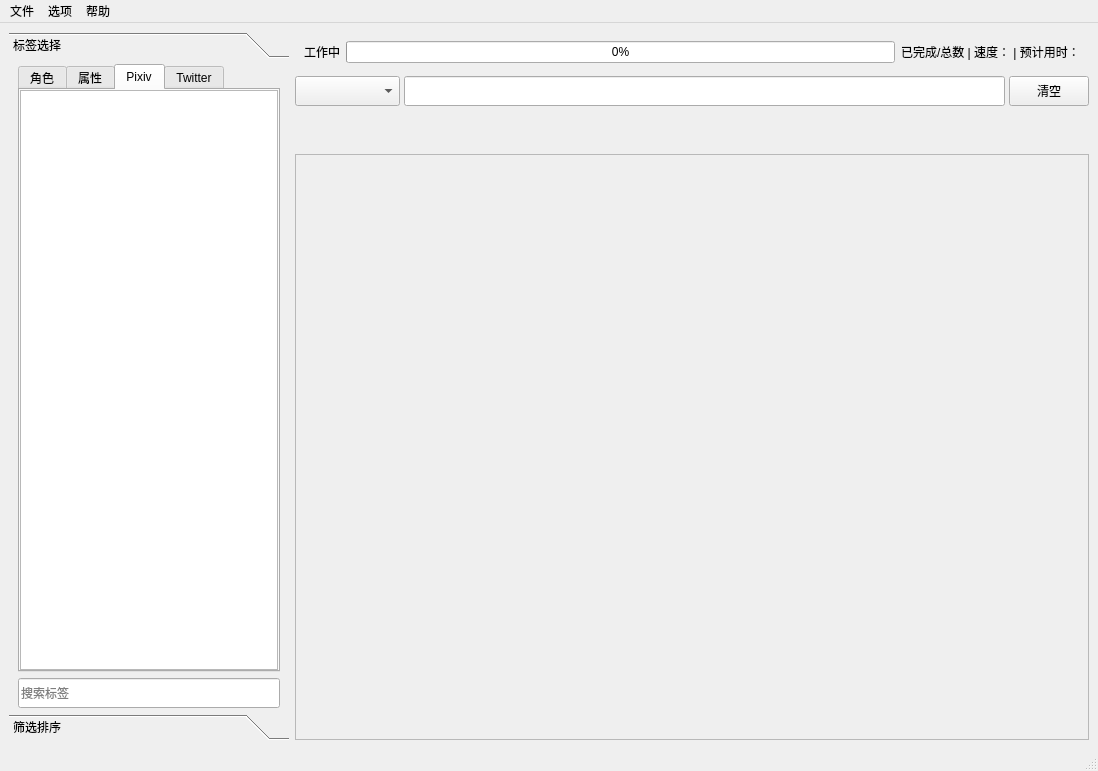
Qt form src/ui/main_window.ui (R4nd5tr/waifu_gallery) before a commit.
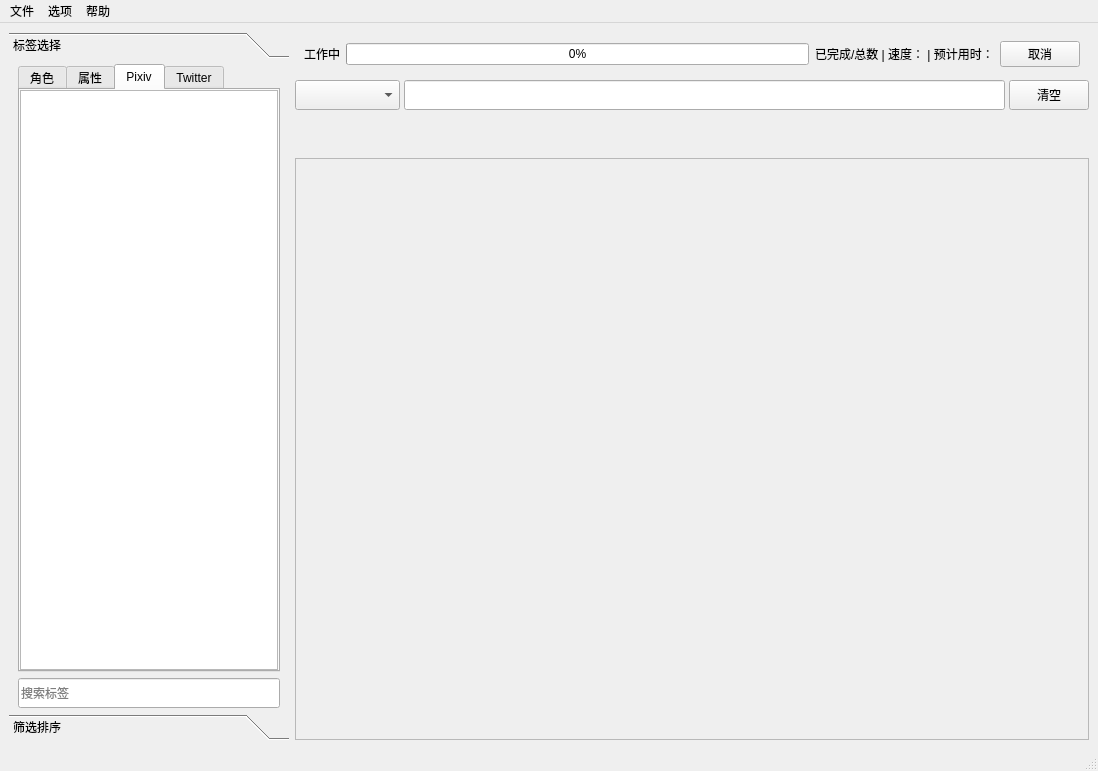
The same form after that commit. The open tabs and pages were chosen to show the change.

Commit message: implement cancel import task and imported file detection, not tested

Diff of the .ui file:
```diff
--- a/src/ui/main_window.ui
+++ b/src/ui/main_window.ui
@@ -902,6 +902,13 @@
            </property>
           </widget>
          </item>
+         <item>
+          <widget class="QPushButton" name="cancelProgressButton">
+           <property name="text">
+            <string>取消</string>
+           </property>
+          </widget>
+         </item>
         </layout>
        </widget>
       </item>
@@ -1071,7 +1078,7 @@
            <x>0</x>
            <y>0</y>
            <width>790</width>
-           <height>573</height>
+           <height>572</height>
           </rect>
          </property>
          <property name="sizePolicy">
```
Left out of the diff: 10 changed lines with no effect on the pictures. The commit also changes 27 other files.
